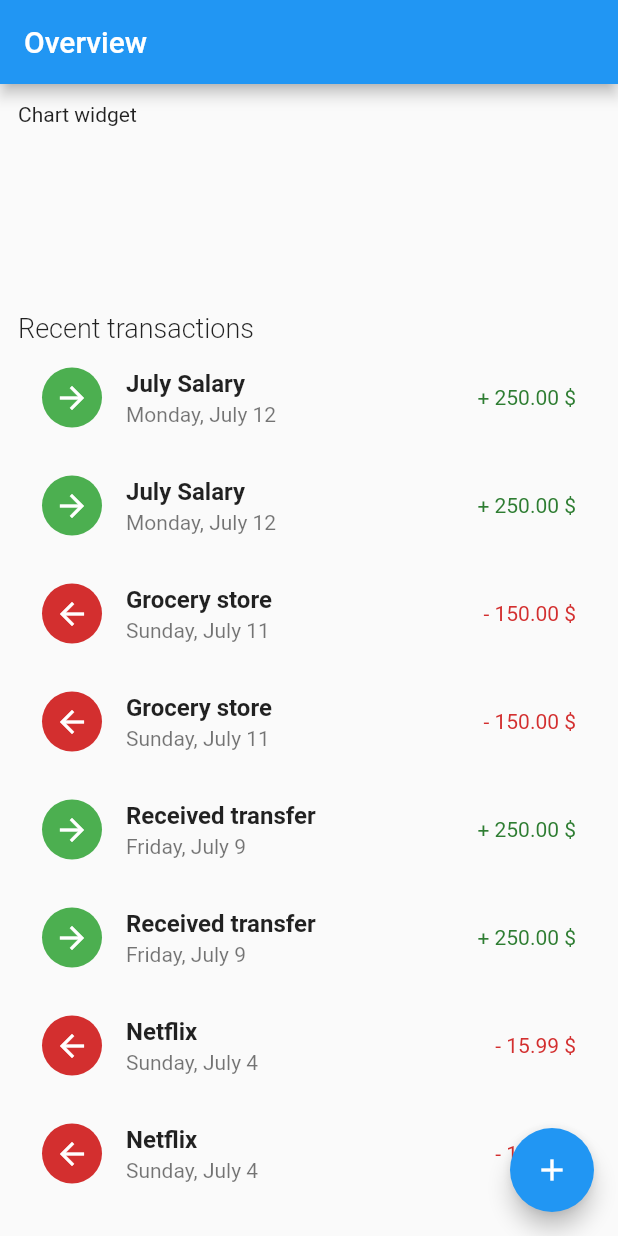
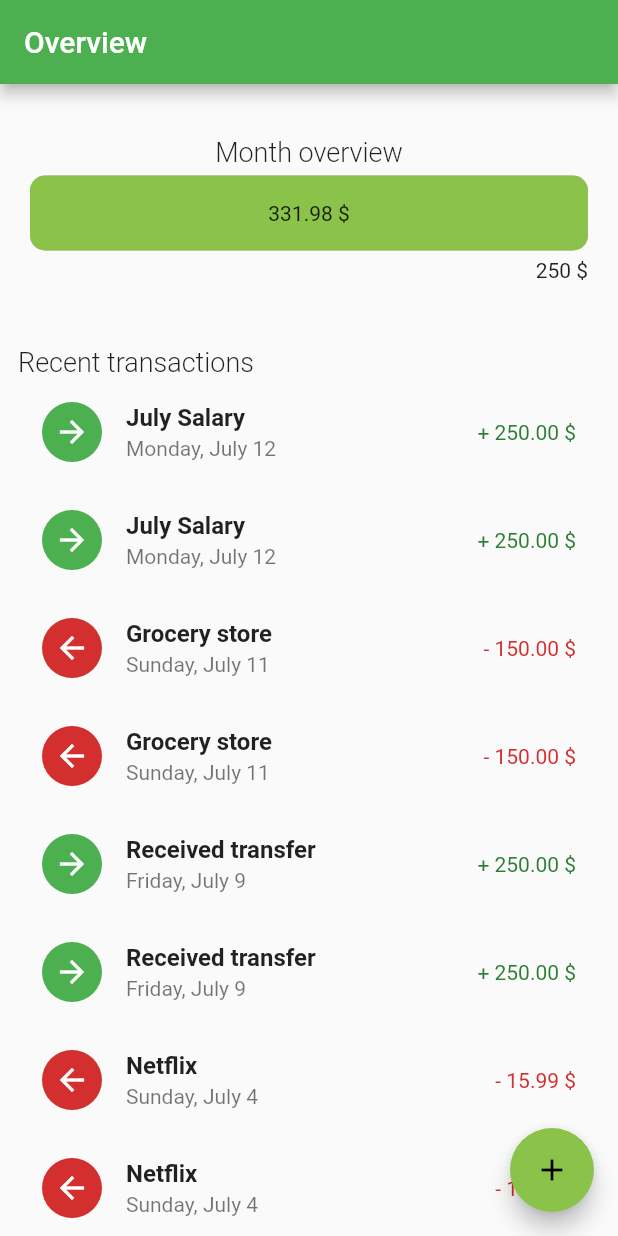
Before and after one commit to Denismr7/spending_planner, a Flutter app: the screen it shows after launch, on a phone screen of 412 x 824 dp. Run offline on Flutter 3.47's test engine with Material 2 defaults, Android fonts, the phone set to English and light mode, and no system bars.

Commit message:
Created overview widget chart

```diff
--- a/lib/main.dart
+++ b/lib/main.dart
@@ -12,7 +12,8 @@ class MyApp extends StatelessWidget {
     return MaterialApp(
       title: 'Spending Planner',
       theme: ThemeData(
-        primarySwatch: Colors.blue,
+        primarySwatch: Colors.green,
+        accentColor: Colors.lightGreen,
       ),
       home: OverviewScreen(),
       routes: {
--- a/lib/screens/overview.dart
+++ b/lib/screens/overview.dart
@@ -1,6 +1,8 @@
 import 'package:flutter/material.dart';
 
 import '../widgets/transaction_list.dart';
+import '../widgets/chart_overview.dart';
+import '../mock.dart';
 
 class OverviewScreen extends StatelessWidget {
   static const routeName = '/overview';
@@ -17,11 +19,9 @@ class OverviewScreen extends StatelessWidget {
         child: Column(
           crossAxisAlignment: CrossAxisAlignment.start,
           children: [
-            Container(
-              child: Text('Chart widget'),
-              height: 120,
-            ),
-            SizedBox(
+            // TODO: Set transactions of the current month
+            ChartOverview(transactionsMockSorted),
+            const SizedBox(
               height: 20,
             ),
             const Text(
--- /dev/null
+++ b/lib/widgets/chart_overview.dart
@@ -0,0 +1,62 @@
+import 'package:flutter/material.dart';
+import 'package:spending_planner/models/category.dart';
+import 'package:spending_planner/models/transaction.dart';
+
+import 'horizontal_budget_chart.dart';
+
+class ChartOverview extends StatelessWidget {
+  final List<Transaction> monthTransactions;
+  const ChartOverview(this.monthTransactions);
+
+  final double barChartHeight = 50;
+
+  double getTotalSpending(List<Transaction> transactions) {
+    var totalSpending = 0.0;
+    for (var i = 0; i < transactions.length; i++) {
+      var transaction = transactions[i];
+      if (transaction.categoryType == CategoryType.Expenses) {
+        totalSpending += transaction.amount;
+      }
+    }
+
+    print(totalSpending);
+    return totalSpending;
+  }
+
+  @override
+  Widget build(BuildContext context) {
+    final totalSpending = getTotalSpending(monthTransactions);
+    // TODO: Get max spending amount and currency from user settings
+    final limit = 250;
+    final spentPercentage = totalSpending / limit;
+    return Container(
+      margin: const EdgeInsets.symmetric(vertical: 10),
+      padding: const EdgeInsets.all(8.0),
+      child: Column(
+        children: [
+          Padding(
+            padding: const EdgeInsets.symmetric(vertical: 5),
+            child: const Text(
+              'Month overview',
+              textAlign: TextAlign.center,
+              style: TextStyle(fontSize: 18, fontWeight: FontWeight.w300),
+            ),
+          ),
+          HorizontalBudgetChart(
+            barChartHeight: barChartHeight,
+            spentPercentage: spentPercentage,
+            totalSpent: totalSpending,
+          ),
+          Container(
+            width: double.infinity,
+            padding: const EdgeInsets.symmetric(vertical: 5),
+            child: Text(
+              '$limit \$',
+              textAlign: TextAlign.right,
+            ),
+          ),
+        ],
+      ),
+    );
+  }
+}
--- /dev/null
+++ b/lib/widgets/horizontal_budget_chart.dart
@@ -0,0 +1,62 @@
+import 'package:flutter/material.dart';
+
+class HorizontalBudgetChart extends StatelessWidget {
+  const HorizontalBudgetChart({
+    required this.barChartHeight,
+    required this.spentPercentage,
+    required this.totalSpent,
+  });
+
+  final double barChartHeight;
+  final double spentPercentage;
+  final double totalSpent;
+
+  @override
+  Widget build(BuildContext context) {
+    return Stack(
+      children: [
+        FractionallySizedBox(
+          widthFactor: 1,
+          child: Container(
+            height: barChartHeight,
+            decoration: BoxDecoration(
+              borderRadius: const BorderRadius.all(
+                const Radius.circular(10),
+              ),
+              color: Colors.black26,
+            ),
+          ),
+        ),
+        FractionallySizedBox(
+          // TODO: Set widthFactor dynamically depending on remaining budget
+          widthFactor: spentPercentage < 1 ? spentPercentage : 1,
+          child: Container(
+              height: barChartHeight,
+              decoration: BoxDecoration(
+                borderRadius: const BorderRadius.all(
+                  const Radius.circular(10),
+                ),
+                color: Theme.of(context).accentColor,
+              ),
+              child: LayoutBuilder(
+                builder: (ctx, constraint) {
+                  if (constraint.maxWidth > 50) {
+                    return Column(
+                      mainAxisAlignment: MainAxisAlignment.center,
+                      children: [
+                        Text(
+                          '${totalSpent.toStringAsFixed(2)} \$',
+                          textAlign: TextAlign.center,
+                        ),
+                      ],
+                    );
+                  } else {
+                    return Container();
+                  }
+                },
+              )),
+        ),
+      ],
+    );
+  }
+}
```
